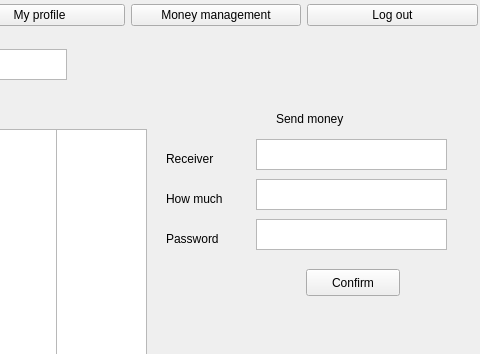
The window that gui_xml_files/bline_gui.ui (AdamGajdosik/dbs) describes before a commit, drawn with Qt 5; both pictures show x 323 to 803 and y 0 to 354 of the 803 by 526 pixel window.
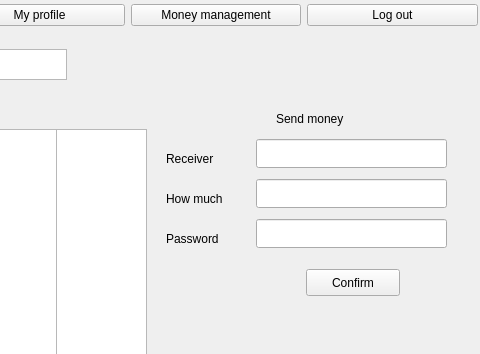
The same window after the commit. The open tabs and pages were chosen to show the change. Icons and pictures are not drawn.

What changed in the file:
```diff
--- a/gui_xml_files/bline_gui.ui
+++ b/gui_xml_files/bline_gui.ui
@@ -674,36 +674,6 @@
          <string>Password</string>
         </property>
        </widget>
-       <widget class="QTextEdit" name="logged_user_receiver_text">
-        <property name="geometry">
-         <rect>
-          <x>470</x>
-          <y>90</y>
-          <width>191</width>
-          <height>31</height>
-         </rect>
-        </property>
-       </widget>
-       <widget class="QTextEdit" name="logged_user_amount_text">
-        <property name="geometry">
-         <rect>
-          <x>470</x>
-          <y>130</y>
-          <width>191</width>
-          <height>31</height>
-         </rect>
-        </property>
-       </widget>
-       <widget class="QTextEdit" name="logged_user_password_text">
-        <property name="geometry">
-         <rect>
-          <x>470</x>
-          <y>170</y>
-          <width>191</width>
-          <height>31</height>
-         </rect>
-        </property>
-       </widget>
        <widget class="QPushButton" name="logged_user_money_confirm_button">
         <property name="geometry">
          <rect>
@@ -768,6 +738,39 @@
 &lt;p style=&quot;-qt-paragraph-type:empty; margin-top:0px; margin-bottom:0px; margin-left:0px; margin-right:0px; -qt-block-indent:0; text-indent:0px;&quot;&gt;&lt;br /&gt;&lt;/p&gt;&lt;/body&gt;&lt;/html&gt;</string>
         </property>
        </widget>
+       <widget class="QLineEdit" name="logged_user_receiver_text">
+        <property name="geometry">
+         <rect>
+          <x>470</x>
+          <y>90</y>
+          <width>191</width>
+          <height>29</height>
+         </rect>
+        </property>
+       </widget>
+       <widget class="QLineEdit" name="logged_user_amount_text">
+        <property name="geometry">
+         <rect>
+          <x>470</x>
+          <y>130</y>
+          <width>191</width>
+          <height>29</height>
+         </rect>
+        </property>
+       </widget>
+       <widget class="QLineEdit" name="logged_user_password_text">
+        <property name="geometry">
+         <rect>
+          <x>470</x>
+          <y>170</y>
+          <width>191</width>
+          <height>29</height>
+         </rect>
+        </property>
+        <property name="echoMode">
+         <enum>QLineEdit::Password</enum>
+        </property>
+       </widget>
       </widget>
      </widget>
     </widget>
```
